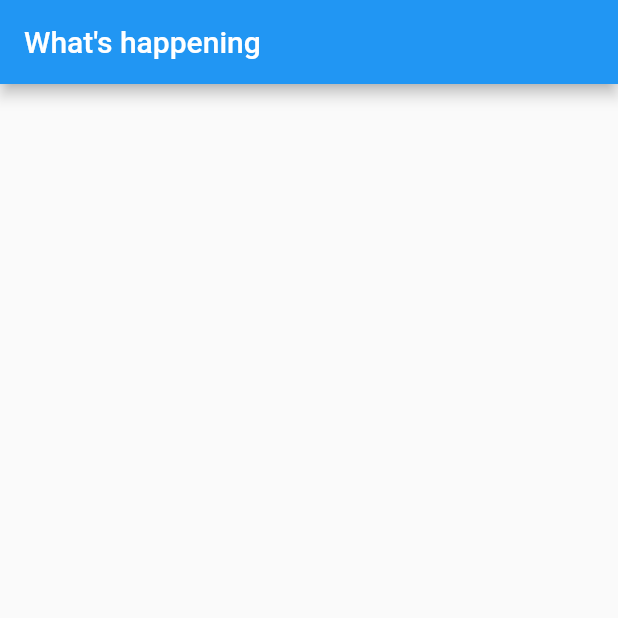
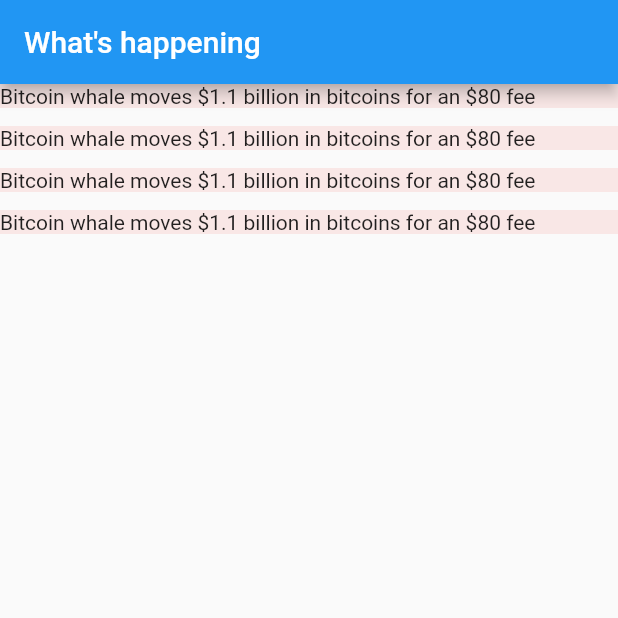
Before and after one commit to hkuczynski/whats-happening, a Flutter app: the screen it shows after launch, on a phone screen of 412 x 824 dp, the top half of it. Run offline on Flutter 3.47's test engine with Material 2 defaults, Android fonts, the phone set to English and light mode, and no system bars; our stand-ins replace bloc, equatable, flutter_bloc.

Commit message:
Present mock news

```diff
--- /dev/null
+++ b/lib/data/mock/news.dart
@@ -0,0 +1,14 @@
+import '../model/news.dart';
+
+final News newsMock1 = News(
+  author: "Stan Schroeder",
+  title: "Bitcoin whale moves \$1.1 billion in bitcoins for an \$80 fee",
+  description:
+      "Bitcoin hasn't (yet) fulfilled its original promise of being widely-used electronic cash, but it still offers some features that would be hard to achieve within the traditional banking system. Namely, moving \$1.1 billion from one address to another, in a sing…",
+  url: "https://mashable.com/article/bitcoin-1-1-billion-transaction/",
+  imageUrl:
+      "https://mondrian.mashable.com/2020%252F01%252F15%252F38%252Fd26e834787934c56a33fdeb39faa0be8.84e34.jpg%252F1200x630.jpg?signature=IHj6xz7nTFxvmjn6XOvUiHKJCIM=",
+  publishedAt: DateTime.now(),
+  content:
+      "Bitcoin hasn't (yet) fulfilled its original promise of being widely-used electronic cash, but it still offers some features that would be hard to achieve within the traditional banking system. Namely, moving \$1.1 billion from one address to another, in a sing… [+1589 chars]",
+);
--- /dev/null
+++ b/lib/data/model/news.dart
@@ -0,0 +1,19 @@
+class News {
+  const News({
+    this.author,
+    this.title,
+    this.description,
+    this.url,
+    this.imageUrl,
+    this.publishedAt,
+    this.content,
+  });
+
+  final String author;
+  final String title;
+  final String description;
+  final String url;
+  final String imageUrl;
+  final DateTime publishedAt;
+  final String content;
+}
--- /dev/null
+++ b/lib/ui/constants.dart
@@ -0,0 +1,3 @@
+class AppConstants {
+  static const double margin = 16;
+}
--- a/lib/ui/page/news/bloc/news_bloc.dart
+++ b/lib/ui/page/news/bloc/news_bloc.dart
@@ -2,18 +2,27 @@ import 'dart:async';
 
 import 'package:bloc/bloc.dart';
 import 'package:equatable/equatable.dart';
+import 'package:whats_happening/data/mock/news.dart';
+import 'package:whats_happening/data/model/news.dart';
 
 part 'news_event.dart';
 part 'news_state.dart';
 
 class NewsBloc extends Bloc<NewsEvent, NewsState> {
   @override
-  NewsState get initialState => NewsInitial();
+  NewsState get initialState => NewsInitialState();
 
   @override
   Stream<NewsState> mapEventToState(NewsEvent event) async* {
     if (event is LoadNewsEvent) {
-
+      yield NewsInitialLoadState();
+      await Future.delayed(Duration(seconds: 2));
+      yield NewsLoadedState(items: [
+        newsMock1,
+        newsMock1,
+        newsMock1,
+        newsMock1,
+      ]);
     }
   }
 }
--- a/lib/ui/page/news/bloc/news_state.dart
+++ b/lib/ui/page/news/bloc/news_state.dart
@@ -4,22 +4,30 @@ abstract class NewsState extends Equatable {
   const NewsState();
 }
 
-class NewsInitial extends NewsState {
+class NewsInitialState extends NewsState {
   @override
   List<Object> get props => [];
 }
 
-class NewsInitialLoad extends NewsState {
+class NewsInitialLoadState extends NewsState {
   @override
   List<Object> get props => [];
 }
 
-class NewsLoadError extends NewsState {
+class NewsLoadErrorState extends NewsState {
   @override
   List<Object> get props => [];
 }
 
-class NewsLoaded extends NewsState {
+class NewsLoadedState extends NewsState {
+  const NewsLoadedState({
+    this.items = const [],
+    this.isRefreshing = false,
+  });
+
+  final List<News> items;
+  final bool isRefreshing;
+
   @override
-  List<Object> get props => [];
+  List<Object> get props => [items, isRefreshing];
 }
--- a/lib/ui/page/news/news.dart
+++ /dev/null
@@ -1 +0,0 @@
-import 'package:whats_happening/util/page_route.dart';
--- a/lib/ui/page/news/news_page.dart
+++ b/lib/ui/page/news/news_page.dart
@@ -1,13 +1,55 @@
 import 'package:flutter/material.dart';
+
+import 'package:flutter_bloc/flutter_bloc.dart';
+import 'package:whats_happening/ui/page/news/widget/news_item.dart';
+
+import './bloc/news_bloc.dart';
 
 class NewsPage extends StatelessWidget {
   @override
   Widget build(BuildContext context) {
     return Scaffold(
-      appBar: AppBar(
-        title: Text("What's happening"),
-      ),
-      body: Container(),
+      appBar: AppBar(title: Text("What's happening")),
+      body: _buildContent(context),
+    );
+  }
+
+  Widget _buildContent(BuildContext context) {
+    return BlocProvider(
+      create: (context) => NewsBloc()..add(LoadNewsEvent()),
+      child: NewsList(),
     );
   }
 }
+
+class NewsList extends StatelessWidget {
+  @override
+  Widget build(BuildContext context) {
+    return BlocBuilder<NewsBloc, NewsState>(
+      builder: (context, state) {
+        if (state is NewsLoadedState) {
+          return ListView.separated(
+            itemBuilder: (context, index) => _buildItem(context, index, state),
+            separatorBuilder: _buildSeparator,
+            itemCount: state.items.length,
+          );
+        } else {
+          return CircularProgressIndicator();
+        }
+      },
+    );
+  }
+
+  Widget _buildItem(BuildContext context, int index, NewsLoadedState state) {
+    final news = state.items[index];
+    return NewsItem(
+      title: news.title,
+      description: news.description,
+      imageUrl: news.imageUrl,
+    );
+  }
+
+  Widget _buildSeparator(BuildContext context, int index) {
+    return Container(height: 12);
+  }
+}
--- /dev/null
+++ b/lib/ui/page/news/widget/news_item.dart
@@ -0,0 +1,23 @@
+import 'package:flutter/material.dart';
+
+class NewsItem extends StatelessWidget {
+  const NewsItem({
+    @required this.title,
+    @required this.description,
+    @required this.imageUrl,
+  })  : assert(title != null),
+        assert(description != null),
+        assert(imageUrl != null);
+
+  final String title;
+  final String description;
+  final String imageUrl;
+
+  @override
+  Widget build(BuildContext context) {
+    return Container(
+      color: Colors.red.withOpacity(0.1),
+      child: Text(title),
+    );
+  }
+}
```
